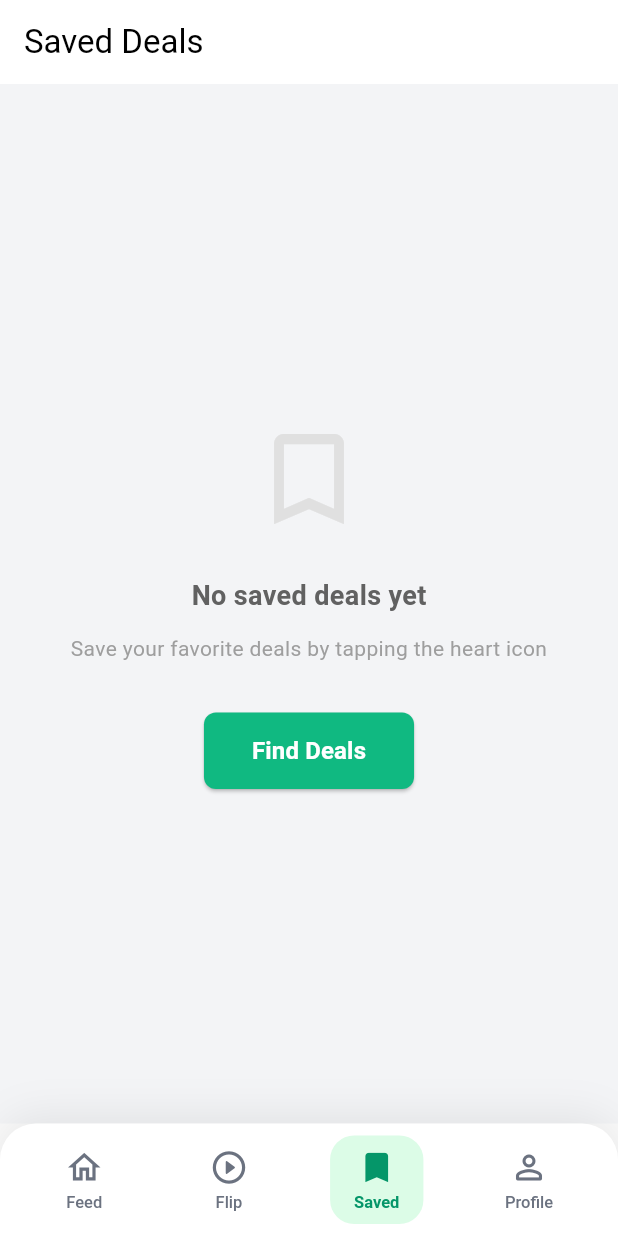
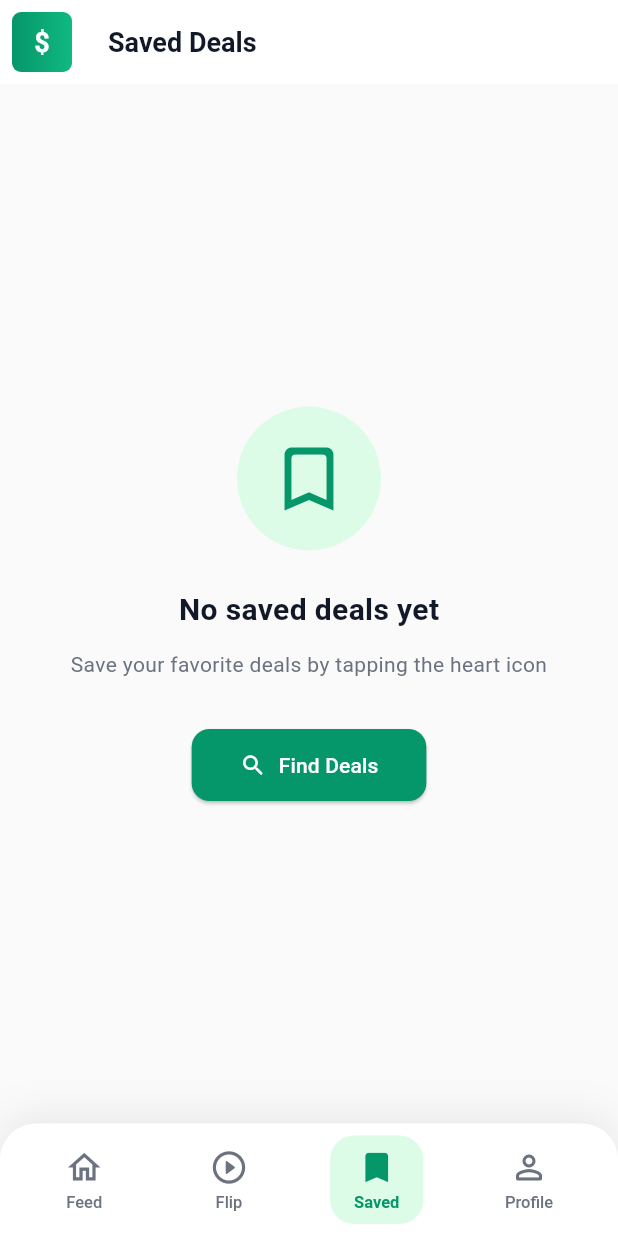
Before and after one commit to baytechie/deal-hunter-repo2, a Flutter app: the screen it shows after launch, item 3 of the bottom bar chosen, on a phone screen of 412 x 824 dp. Run offline on Flutter 3.47's test engine with Material 3 defaults, Android fonts, the phone set to English and light mode, and no system bars; our stand-ins replace dio, flutter_riverpod; network calls fail.

Commit message:
Add consistent AppHeader component across all pages
- Create reusable AppHeader widget with Hunt Deals branding
- Wider $ icon (36x36) with gradient background
- Update header text from "Hunt $Deals" to "Hunt Deals"
- Add page subtitles (Flip, Saved, Profile)
- Apply consistent styling to all pages:
  - HomeFeedPage: AppHeader with search/filters below
  - FlipFeedPage: AppHeader with "Flip" subtitle
  - SavedDealsPage: AppHeaderBar with delete action
  - ProfilePage: AppHeader with "Profile" subtitle
- Update theme colors throughout Profile page

Co-Authored-By: Claude Opus 4.5 <noreply@anthropic.com>

```diff
--- /dev/null
+++ b/flutter_app/lib/core/widgets/app_header.dart
@@ -0,0 +1,223 @@
+import 'package:flutter/material.dart';
+import 'package:flutter/services.dart';
+import 'package:flutter_riverpod/flutter_riverpod.dart';
+import 'package:money_saver_deals/core/theme/app_theme.dart';
+import 'package:money_saver_deals/features/notifications/presentation/pages/notifications_page.dart';
+import 'package:money_saver_deals/app_shell.dart';
+import 'package:money_saver_deals/features/deals/presentation/providers/deals_provider.dart';
+import 'package:money_saver_deals/features/deals/presentation/pages/home_feed_page.dart';
+
+/// Reusable App Header Component
+///
+/// Provides consistent branding and navigation across all pages.
+/// Features:
+/// - "Hunt Deals" logo with $ icon
+/// - Optional page title (shows below logo for non-home pages)
+/// - Notification bell
+/// - Optional trailing actions
+class AppHeader extends ConsumerWidget {
+  /// Optional page title to show (e.g., "Saved Deals", "Flip")
+  final String? pageTitle;
+
+  /// Whether to show the notification bell
+  final bool showNotifications;
+
+  /// Optional trailing widgets (actions)
+  final List<Widget>? actions;
+
+  /// Whether tapping logo should navigate home
+  final bool enableHomeNavigation;
+
+  /// Callback when logo is tapped (if custom behavior needed)
+  final VoidCallback? onLogoTap;
+
+  const AppHeader({
+    super.key,
+    this.pageTitle,
+    this.showNotifications = true,
+    this.actions,
+    this.enableHomeNavigation = true,
+    this.onLogoTap,
+  });
+
+  @override
+  Widget build(BuildContext context, WidgetRef ref) {
+    return Container(
+      padding: const EdgeInsets.fromLTRB(16, 12, 8, 12),
+      decoration: BoxDecoration(
+        color: AppColors.background,
+        boxShadow: [
+          BoxShadow(
+            color: Colors.black.withOpacity(0.03),
+            blurRadius: 8,
+            offset: const Offset(0, 2),
+          ),
+        ],
+      ),
+      child: Row(
+        children: [
+          // Logo and Title - Clickable to go home
+          GestureDetector(
+            onTap: () {
+              if (onLogoTap != null) {
+                onLogoTap!();
+              } else if (enableHomeNavigation) {
+                _navigateHome(ref);
+              }
+            },
+            child: Row(
+              children: [
+                // $ Icon in gradient container
+                Container(
+                  width: 36,
+                  height: 36,
+                  decoration: BoxDecoration(
+                    gradient: const LinearGradient(
+                      colors: [AppColors.primary, AppColors.primaryLight],
+                    ),
+                    borderRadius: BorderRadius.circular(AppRadius.md),
+                  ),
+                  child: const Center(
+                    child: Text(
+                      '\$',
+                      style: TextStyle(
+                        color: Colors.white,
+                        fontSize: 22,
+                        fontWeight: FontWeight.bold,
+                      ),
+                    ),
+                  ),
+                ),
+                const SizedBox(width: 10),
+                // Brand name with gradient
+                Column(
+                  crossAxisAlignment: CrossAxisAlignment.start,
+                  mainAxisSize: MainAxisSize.min,
+                  children: [
+                    ShaderMask(
+                      shaderCallback: (bounds) => const LinearGradient(
+                        colors: [AppColors.primary, AppColors.primaryLight],
+                      ).createShader(bounds),
+                      child: const Text(
+                        'Hunt Deals',
+                        style: TextStyle(
+                          fontSize: 20,
+                          fontWeight: FontWeight.bold,
+                          color: Colors.white,
+                        ),
+                      ),
+                    ),
+                    // Show page title if provided
+                    if (pageTitle != null)
+                      Text(
+                        pageTitle!,
+                        style: const TextStyle(
+                          fontSize: 12,
+                          color: AppColors.textMuted,
+                          fontWeight: FontWeight.w500,
+                        ),
+                      ),
+                  ],
+                ),
+              ],
+            ),
+          ),
+          const Spacer(),
+
+          // Custom actions
+          if (actions != null) ...actions!,
+
+          // Notification Bell
+          if (showNotifications)
+            Container(
+              decoration: BoxDecoration(
+                color: AppColors.surface,
+                shape: BoxShape.circle,
+                boxShadow: AppShadows.subtleShadow,
+              ),
+              child: IconButton(
+                icon: const Icon(
+                  Icons.notifications_outlined,
+                  color: AppColors.textMuted,
+                  size: 24,
+                ),
+                onPressed: () {
+                  Navigator.push(
+                    context,
+                    MaterialPageRoute(
+                      builder: (context) => const NotificationsPage(),
+                    ),
+                  );
+                },
+              ),
+            ),
+        ],
+      ),
+    );
+  }
+
+  void _navigateHome(WidgetRef ref) {
+    HapticFeedback.selectionClick();
+    ref.read(selectedTabProvider.notifier).state = 0;
+    ref.read(selectedCategoryFilterProvider.notifier).state = null;
+    ref.read(dealsProvider.notifier).fetchAllDeals();
+  }
+}
+
+/// Simple header variant for pages that use AppBar
+/// Returns a PreferredSizeWidget for use in Scaffold.appBar
+class AppHeaderBar extends ConsumerWidget implements PreferredSizeWidget {
+  final String title;
+  final List<Widget>? actions;
+
+  const AppHeaderBar({
+    super.key,
+    required this.title,
+    this.actions,
+  });
+
+  @override
+  Size get preferredSize => const Size.fromHeight(kToolbarHeight);
+
+  @override
+  Widget build(BuildContext context, WidgetRef ref) {
+    return AppBar(
+      backgroundColor: AppColors.surface,
+      foregroundColor: AppColors.textPrimary,
+      elevation: 0,
+      leading: GestureDetector(
+        onTap: () {
+          HapticFeedback.selectionClick();
+          ref.read(selectedTabProvider.notifier).state = 0;
+        },
+        child: Container(
+          margin: const EdgeInsets.all(8),
+          decoration: BoxDecoration(
+            gradient: const LinearGradient(
+              colors: [AppColors.primary, AppColors.primaryLight],
+            ),
+            borderRadius: BorderRadius.circular(AppRadius.sm),
+          ),
+          child: const Center(
+            child: Text(
+              '\$',
+              style: TextStyle(
+                color: Colors.white,
+                fontSize: 18,
+                fontWeight: FontWeight.bold,
+              ),
+            ),
+          ),
+        ),
+      ),
+      title: Text(
+        title,
+        style: const TextStyle(
+          fontWeight: FontWeight.w600,
+          fontSize: 18,
+        ),
+      ),
+      actions: actions,
+    );
+  }
+}
--- a/flutter_app/lib/features/saved/presentation/pages/saved_deals_page.dart
+++ b/flutter_app/lib/features/saved/presentation/pages/saved_deals_page.dart
@@ -1,5 +1,7 @@
 import 'package:flutter/material.dart';
 import 'package:flutter_riverpod/flutter_riverpod.dart';
+import 'package:money_saver_deals/core/theme/app_theme.dart';
+import 'package:money_saver_deals/core/widgets/app_header.dart';
 import 'package:money_saver_deals/features/saved/presentation/providers/saved_deals_provider.dart';
 import 'package:money_saver_deals/features/deals/presentation/widgets/deal_card.dart';
 import 'package:money_saver_deals/app_shell.dart';
@@ -13,16 +15,13 @@ class SavedDealsPage extends ConsumerWidget {
     final savedDeals = ref.watch(savedDealsProvider);
 
     return Scaffold(
-      backgroundColor: const Color(0xFFF3F4F6),
-      appBar: AppBar(
-        title: const Text('Saved Deals'),
-        backgroundColor: Colors.white,
-        foregroundColor: Colors.black,
-        elevation: 0,
+      backgroundColor: AppColors.background,
+      appBar: AppHeaderBar(
+        title: 'Saved Deals',
         actions: savedDeals.isNotEmpty
             ? [
                 IconButton(
-                  icon: const Icon(Icons.delete_outline),
+                  icon: const Icon(Icons.delete_outline, color: AppColors.textMuted),
                   onPressed: () {
                     showDialog(
                       context: context,
@@ -41,7 +40,7 @@ class SavedDealsPage extends ConsumerWidget {
                             },
                             child: const Text(
                               'Clear',
-                              style: TextStyle(color: Colors.red),
+                              style: TextStyle(color: AppColors.error),
                             ),
                           ),
                         ],
@@ -54,67 +53,72 @@ class SavedDealsPage extends ConsumerWidget {
       ),
       body: savedDeals.isEmpty
           ? Center(
+              child: Padding(
+                padding: const EdgeInsets.all(24),
                 child: Column(
                   mainAxisAlignment: MainAxisAlignment.center,
                   children: [
-                  Icon(
-                    Icons.bookmark_outline,
-                    size: 80,
-                    color: Colors.grey[300],
+                    Container(
+                      padding: const EdgeInsets.all(20),
+                      decoration: BoxDecoration(
+                        color: AppColors.primarySurface,
+                        shape: BoxShape.circle,
+                      ),
+                      child: const Icon(
+                        Icons.bookmark_outline_rounded,
+                        size: 56,
+                        color: AppColors.primary,
+                      ),
                     ),
                     const SizedBox(height: 24),
-                  Text(
+                    const Text(
                       'No saved deals yet',
                       style: TextStyle(
-                      fontSize: 18,
+                        fontSize: 20,
                         fontWeight: FontWeight.bold,
-                      color: Colors.grey[700],
+                        color: AppColors.textPrimary,
                       ),
                     ),
                     const SizedBox(height: 12),
-                  Text(
+                    const Text(
                       'Save your favorite deals by tapping the heart icon',
                       textAlign: TextAlign.center,
                       style: TextStyle(
                         fontSize: 14,
-                      color: Colors.grey[500],
+                        color: AppColors.textMuted,
                       ),
                     ),
                     const SizedBox(height: 32),
-                  ElevatedButton(
+                    ElevatedButton.icon(
                       onPressed: () {
                         // Navigate to feed tab
                         ref.read(selectedTabProvider.notifier).state = 0;
                       },
+                      icon: const Icon(Icons.search_rounded),
+                      label: const Text('Find Deals'),
                       style: ElevatedButton.styleFrom(
-                      backgroundColor: const Color(0xFF10B981),
+                        backgroundColor: AppColors.primary,
+                        foregroundColor: Colors.white,
                         padding: const EdgeInsets.symmetric(
                           horizontal: 32,
                           vertical: 14,
                         ),
                         shape: RoundedRectangleBorder(
-                        borderRadius: BorderRadius.circular(8),
-                      ),
-                    ),
-                    child: const Text(
-                      'Find Deals',
-                      style: TextStyle(
-                        color: Colors.white,
-                        fontSize: 16,
-                        fontWeight: FontWeight.bold,
+                          borderRadius: BorderRadius.circular(AppRadius.lg),
                         ),
                       ),
                     ),
                   ],
                 ),
+              ),
             )
           : GridView.builder(
-              padding: const EdgeInsets.all(6),
+              padding: const EdgeInsets.fromLTRB(12, 8, 12, 12),
               gridDelegate: const SliverGridDelegateWithFixedCrossAxisCount(
                 crossAxisCount: 2,
-                childAspectRatio: 0.75,
-                mainAxisSpacing: 6,
-                crossAxisSpacing: 6,
+                childAspectRatio: 0.68,
+                mainAxisSpacing: 14,
+                crossAxisSpacing: 12,
               ),
               itemCount: savedDeals.length,
               itemBuilder: (context, index) => DealCard(deal: savedDeals[index]),
```
Also changed, not shown: flutter_app/lib/features/deals/presentation/pages/home_feed_page.dart (+18 -93 lines), flutter_app/lib/features/flip/presentation/pages/flip_feed_page.dart (+5 -41 lines), flutter_app/lib/features/profile/presentation/pages/profile_page.dart (+34 -11 lines). Lines whose indentation alone changed are shown as unchanged.
